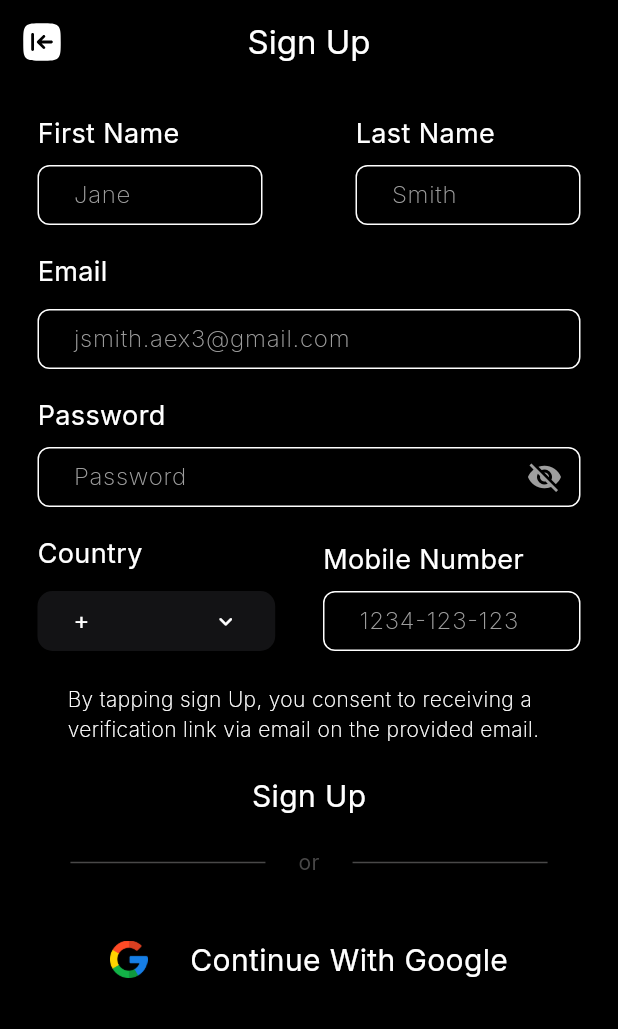
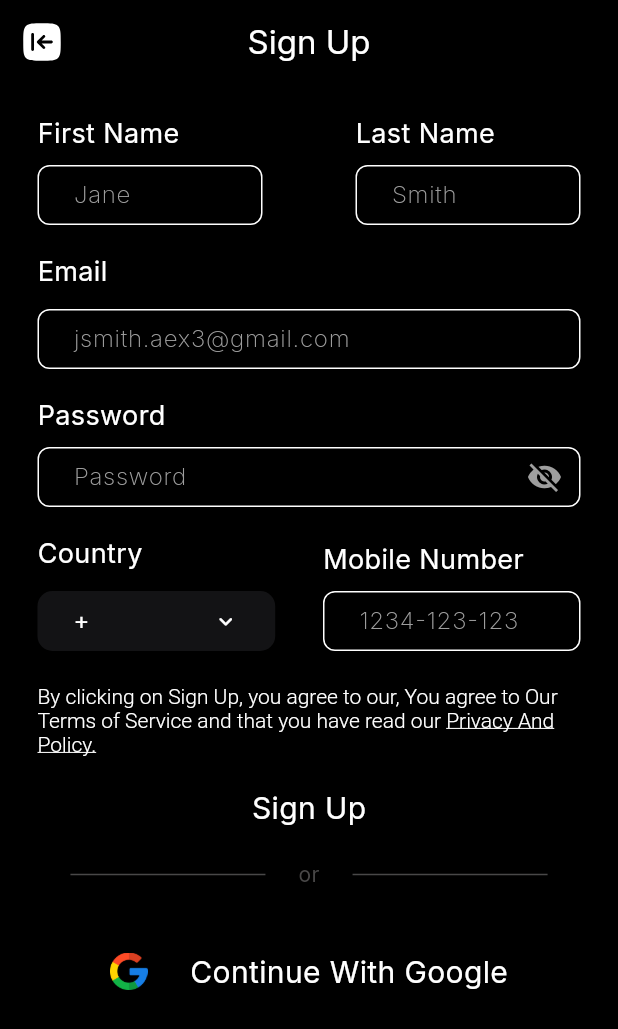
Before and after one commit to MizuHorizon/Wish, a Flutter app: the SignUpScreen screen opened by its route, on a phone screen of 412 x 824 dp. Shown: the top 1029 px of the screen. Run offline on Flutter 3.47's test engine with Material 3 defaults, Android fonts, the phone set to English and light mode, and no system bars; our stand-ins replace cached_network_image, country_picker, dio, dropdown_button2, firebase_auth, firebase_core and 9 more; missing offline and left inert: dart:ffi, glassmorphism_widgets; accounts and stored records are empty.

Commit message:
fixed bugs

```diff
--- a/lib/src/constants.dart
+++ b/lib/src/constants.dart
@@ -12,5 +12,5 @@ class AppColors {
   static const dividerColor = Color.fromARGB(255, 73, 72, 72);
 }
 
-const String baseUrl = "http://192.168.239.90:4000/api/v1/";
-// const String baseUrl = "https://api.mizuhorizon.com/api/v1/";
+// const String baseUrl = "http://192.168.239.90:4000/api/v1/";
+const String baseUrl = "https://api.mizuhorizon.com/api/v1/";
--- a/lib/src/wish/presentation/Screens/Product_Screen.dart
+++ b/lib/src/wish/presentation/Screens/Product_Screen.dart
@@ -265,10 +265,7 @@ class _ProductScreenState extends ConsumerState<ProductScreen> {
                           ),
                         ],
                       ),
-                      Container(
-                        padding: const EdgeInsets.only(top: 10),
-                        width: MediaQuery.of(context).size.width,
-                        height: MediaQuery.of(context).size.height / 1.34,
+                      Expanded(
                         child: MasonryGridView.builder(
                           gridDelegate:
                               const SliverSimpleGridDelegateWithFixedCrossAxisCount(
--- a/lib/src/wish/presentation/Screens/Signup_Screen.dart
+++ b/lib/src/wish/presentation/Screens/Signup_Screen.dart
@@ -1,3 +1,4 @@
+import "package:flutter/gestures.dart";
 import "package:wish/src/exports.dart";
 
 class SignUpScreen extends ConsumerStatefulWidget {
@@ -371,17 +372,50 @@ class _SignUpScreenState extends ConsumerState<SignUpScreen> {
                 ],
               ),
               const SizedBox(height: 18),
-              Container(
-                padding: const EdgeInsets.only(left: 20, right: 20),
-                child: const Center(
-                  child: Text(
-                    "By tapping sign Up, you consent to receiving a verification link via email on the provided email.",
-                    style: TextStyle(
-                        color: AppColors.appActiveColor,
-                        fontWeight: FontWeight.w300),
-                  ),
-                ),
-              ),
+              RichText(
+                  text: TextSpan(
+                      style: const TextStyle(
+                          color: AppColors.appActiveColor,
+                          fontWeight: FontWeight.w300),
+                      children: [
+                    const TextSpan(
+                        text:
+                            "By clicking on Sign Up, you agree to our, You agree to Our Terms of Service and that you have read our "),
+                    TextSpan(
+                      text: "Privacy And Policy.",
+                      style: const TextStyle(
+                        decoration: TextDecoration.underline,
+                      ),
+                      recognizer: TapGestureRecognizer()
+                        ..onTap = () {
+                          // Action to perform when the button is clicked
+                          print('Button clicked!');
+                        },
+                    )
+                  ])),
+              // Container(
+              //   padding: const EdgeInsets.only(left: 20, right: 20),
+              //   child: Column(
+              //     children: [
+              //       const Center(
+              //         child: Text(
+              //           "By clicking on Sign Up, you agree to our, You agree to Our Terms of Service and that you have read our",
+              //           style: TextStyle(
+              //               color: AppColors.appActiveColor,
+              //               fontWeight: FontWeight.w300),
+              //         ),
+              //       ),
+              //       const Center(
+              //         child: Text(
+              //           "Privacy and Policy",
+              //           style: TextStyle(
+              //               color: AppColors.appActiveColor,
+              //               fontWeight: FontWeight.w300),
+              //         ),
+              //       ),
+              //     ],
+              //   ),
+              // ),
               CglassButton(
                 onTap: !_isSignUpLoading
                     ? null
--- a/lib/src/wish/presentation/Screens/Tracker_Product_Screen.dart
+++ b/lib/src/wish/presentation/Screens/Tracker_Product_Screen.dart
@@ -107,7 +107,6 @@ class _TrackedProductsState extends ConsumerState<TrackedProducts> {
                               margin: const EdgeInsets.only(right: 10),
                               padding:
                                   const EdgeInsets.only(left: 10, right: 10),
-                              width: size.width / 2.8,
                               height: 42,
                               decoration: BoxDecoration(
                                   borderRadius: BorderRadius.circular(10),
--- a/lib/src/wish/presentation/utils/components/delete_dialogueBox.dart
+++ b/lib/src/wish/presentation/utils/components/delete_dialogueBox.dart
@@ -31,8 +31,8 @@ class GradientDialogDelete extends ConsumerWidget {
         borderRadius: BorderRadius.circular(10.0),
       ),
       child: Container(
-        width: size.width / 1.2,
-        height: size.height / 4.32,
+        width: 350,
+        height: 200,
         decoration: BoxDecoration(
           border: Border.all(
             color: AppColors.dividerColor,
--- a/lib/src/wish/presentation/utils/components/generic_dialogue.dart
+++ b/lib/src/wish/presentation/utils/components/generic_dialogue.dart
@@ -24,8 +24,8 @@ class GenericGradientDialog extends ConsumerWidget {
         borderRadius: BorderRadius.circular(10.0),
       ),
       child: Container(
-        width: size.width / 1.2,
-        height: size.height / 4.32,
+        width: 350,
+        height: 200,
         decoration: BoxDecoration(
           border: Border.all(
             color: AppColors.dividerColor,
--- a/pubspec.yaml
+++ b/pubspec.yaml
@@ -3,7 +3,7 @@ description: "A new Flutter project."
 # The following line prevents the package from being accidentally published to
 # pub.dev using `flutter pub publish`. This is preferred for private packages.
 publish_to: 'none' # Remove this line if you wish to publish to pub.dev
-version: 1.0.0+2
+version: 1.0.0+3
 
 environment:
   sdk: '>=3.2.5 <4.0.0'
```
